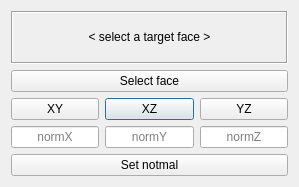
Qt form dialogs/align.ui (oddtopus/flamingo) before a commit.
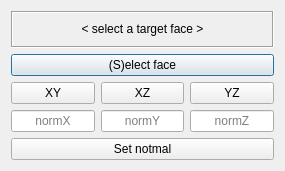
The same form after that commit. Icons and pictures are not drawn.

What changed in the file:
```diff
--- a/dialogs/align.ui
+++ b/dialogs/align.ui
@@ -6,10 +6,16 @@
    <rect>
     <x>0</x>
     <y>0</y>
-    <width>299</width>
-    <height>187</height>
+    <width>285</width>
+    <height>171</height>
    </rect>
   </property>
+  <property name="sizePolicy">
+   <sizepolicy hsizetype="Expanding" vsizetype="Preferred">
+    <horstretch>0</horstretch>
+    <verstretch>0</verstretch>
+   </sizepolicy>
+  </property>
   <property name="baseSize">
    <size>
     <width>200</width>
@@ -27,27 +33,87 @@
    <bool>false</bool>
   </property>
   <layout class="QGridLayout" name="gridLayout">
-   <item row="3" column="1">
+   <item row="0" column="0" colspan="3">
+    <widget class="QLabel" name="label">
+     <property name="minimumSize">
+      <size>
+       <width>24</width>
+       <height>0</height>
+      </size>
+     </property>
+     <property name="frameShape">
+      <enum>QFrame::Box</enum>
+     </property>
+     <property name="frameShadow">
+      <enum>QFrame::Sunken</enum>
+     </property>
+     <property name="text">
+      <string>&lt; select a target face &gt;</string>
+     </property>
+     <property name="alignment">
+      <set>Qt::AlignCenter</set>
+     </property>
+    </widget>
+   </item>
+   <item row="1" column="0" colspan="3">
+    <widget class="QPushButton" name="btn1">
+     <property name="minimumSize">
+      <size>
+       <width>24</width>
+       <height>0</height>
+      </size>
+     </property>
+     <property name="text">
+      <string>(S)elect face</string>
+     </property>
+    </widget>
+   </item>
+   <item row="2" column="0">
+    <widget class="QPushButton" name="btnXY">
+     <property name="minimumSize">
+      <size>
+       <width>24</width>
+       <height>0</height>
+      </size>
+     </property>
+     <property name="text">
+      <string>XY</string>
+     </property>
+    </widget>
+   </item>
+   <item row="2" column="1">
     <widget class="QPushButton" name="btnXZ">
+     <property name="minimumSize">
+      <size>
+       <width>24</width>
+       <height>0</height>
+      </size>
+     </property>
      <property name="text">
       <string>XZ</string>
      </property>
     </widget>
    </item>
+   <item row="2" column="2">
+    <widget class="QPushButton" name="btnYZ">
+     <property name="minimumSize">
+      <size>
+       <width>24</width>
+       <height>0</height>
+      </size>
+     </property>
+     <property name="text">
+      <string>YZ</string>
+     </property>
+    </widget>
+   </item>
    <item row="3" column="0">
-    <widget class="QPushButton" name="btnXY">
-     <property name="text">
-      <string>XY</string>
-     </property>
-    </widget>
-   </item>
-   <item row="5" column="0">
     <widget class="QLineEdit" name="X">
-     <property name="sizePolicy">
-      <sizepolicy hsizetype="Expanding" vsizetype="Fixed">
-       <horstretch>0</horstretch>
-       <verstretch>0</verstretch>
-      </sizepolicy>
+     <property name="minimumSize">
+      <size>
+       <width>24</width>
+       <height>0</height>
+      </size>
      </property>
      <property name="toolTip">
       <string/>
@@ -63,24 +129,14 @@
      </property>
     </widget>
    </item>
-   <item row="5" column="2">
-    <widget class="QLineEdit" name="Z">
-     <property name="toolTip">
-      <string/>
-     </property>
-     <property name="whatsThis">
-      <string/>
-     </property>
-     <property name="alignment">
-      <set>Qt::AlignCenter</set>
-     </property>
-     <property name="placeholderText">
-      <string>normZ</string>
-     </property>
-    </widget>
-   </item>
-   <item row="5" column="1">
+   <item row="3" column="1">
     <widget class="QLineEdit" name="Y">
+     <property name="minimumSize">
+      <size>
+       <width>24</width>
+       <height>0</height>
+      </size>
+     </property>
      <property name="toolTip">
       <string/>
      </property>
@@ -93,37 +149,35 @@
     </widget>
    </item>
    <item row="3" column="2">
-    <widget class="QPushButton" name="btnYZ">
-     <property name="text">
-      <string>YZ</string>
+    <widget class="QLineEdit" name="Z">
+     <property name="minimumSize">
+      <size>
+       <width>24</width>
+       <height>0</height>
+      </size>
      </property>
-    </widget>
-   </item>
-   <item row="1" column="0" colspan="3">
-    <widget class="QPushButton" name="btn1">
-     <property name="text">
-      <string>Select face</string>
+     <property name="toolTip">
+      <string/>
      </property>
-    </widget>
-   </item>
-   <item row="0" column="0" colspan="3">
-    <widget class="QLabel" name="label">
-     <property name="frameShape">
-      <enum>QFrame::Box</enum>
-     </property>
-     <property name="frameShadow">
-      <enum>QFrame::Sunken</enum>
-     </property>
-     <property name="text">
-      <string>&lt; select a target face &gt;</string>
+     <property name="whatsThis">
+      <string/>
      </property>
      <property name="alignment">
       <set>Qt::AlignCenter</set>
      </property>
+     <property name="placeholderText">
+      <string>normZ</string>
+     </property>
     </widget>
    </item>
-   <item row="6" column="0" colspan="3">
+   <item row="4" column="0" colspan="3">
     <widget class="QPushButton" name="btnNorm">
+     <property name="minimumSize">
+      <size>
+       <width>24</width>
+       <height>0</height>
+      </size>
+     </property>
      <property name="text">
       <string>Set notmal</string>
      </property>
```
